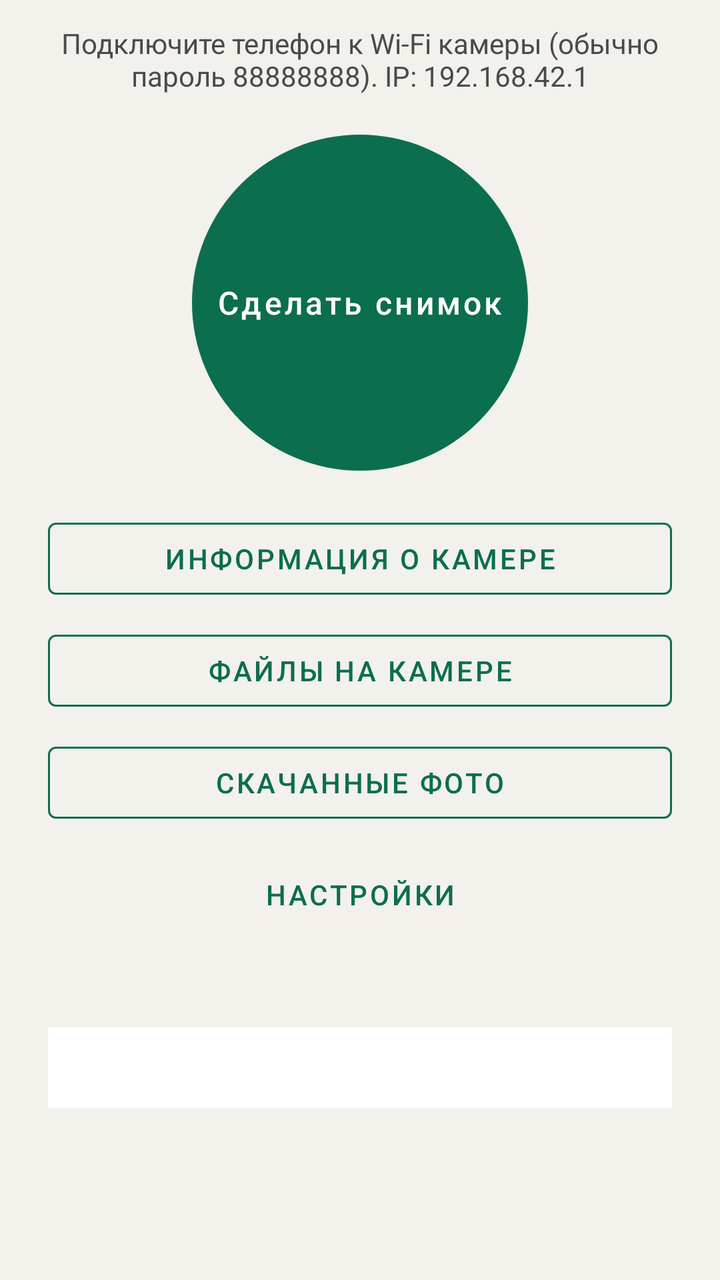
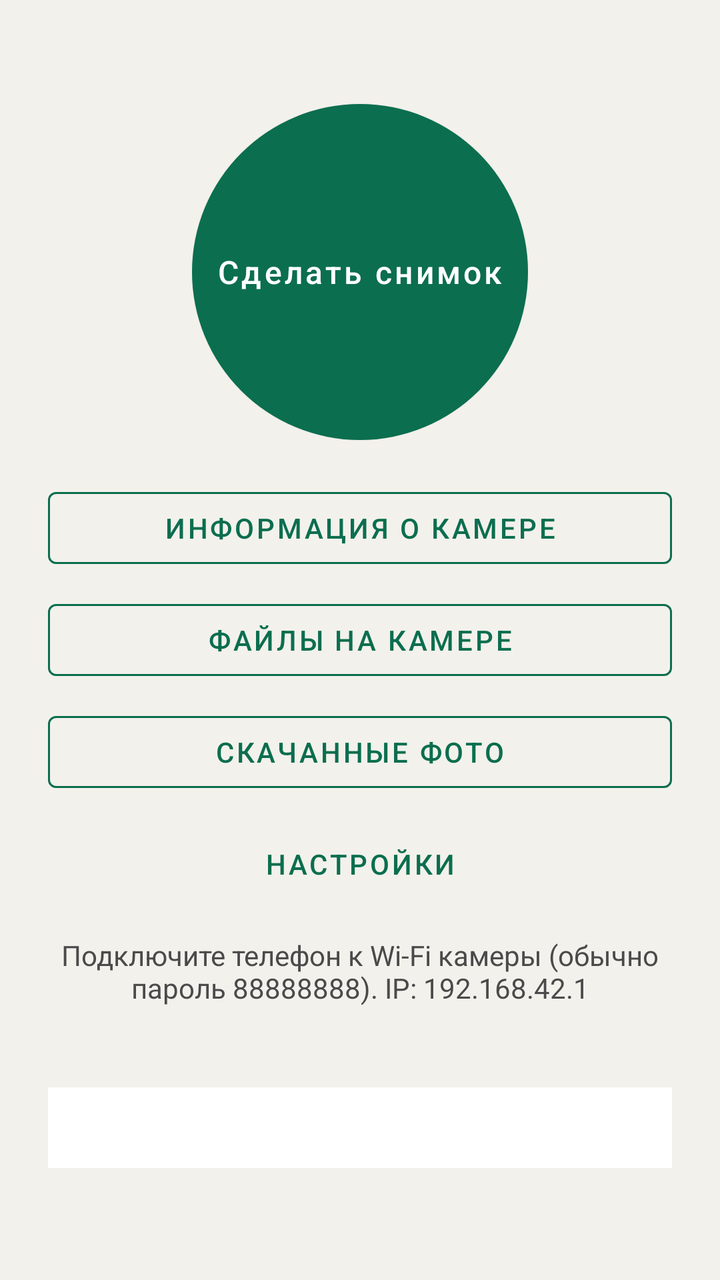

Compare the two renders of this Android layout. The source of the first and the diff that turns it into the second are given below.
<!-- AndroidManifest.xml: application theme Theme.Insta360X5 -->
<!-- res/layout/activity_main.xml -->
<?xml version="1.0" encoding="utf-8"?>
<ScrollView xmlns:android="http://schemas.android.com/apk/res/android"
    xmlns:app="http://schemas.android.com/apk/res-auto"
    android:layout_width="match_parent"
    android:layout_height="match_parent"
    android:background="@color/bg"
    android:fillViewport="true">

    <LinearLayout
        android:layout_width="match_parent"
        android:layout_height="wrap_content"
        android:gravity="center_horizontal"
        android:orientation="vertical"
        android:paddingHorizontal="24dp"
        android:paddingTop="12dp"
        android:paddingBottom="24dp">

        <TextView
            android:id="@+id/statusLine"
            android:layout_width="match_parent"
            android:layout_height="wrap_content"
            android:gravity="center"
            android:text="@string/connect_hint"
            android:textColor="@color/text_secondary"
            android:textSize="14sp" />

        <com.google.android.material.button.MaterialButton
            android:id="@+id/btnTakePhoto"
            style="@style/Widget.Insta360X5.Button.Round"
            android:layout_width="168dp"
            android:layout_height="168dp"
            android:layout_marginTop="20dp"
            android:insetTop="0dp"
            android:insetBottom="0dp"
            android:text="@string/take_photo"
            android:textAllCaps="false"
            android:textSize="16sp"
            app:cornerRadius="84dp" />

        <com.google.android.material.button.MaterialButton
            android:id="@+id/btnCameraInfo"
            style="@style/Widget.Insta360X5.Button.Outlined"
            android:layout_width="match_parent"
            android:layout_height="wrap_content"
            android:layout_marginTop="20dp"
            android:text="@string/camera_info" />

        <com.google.android.material.button.MaterialButton
            android:id="@+id/btnFiles"
            style="@style/Widget.Insta360X5.Button.Outlined"
            android:layout_width="match_parent"
            android:layout_height="wrap_content"
            android:layout_marginTop="8dp"
            android:text="@string/files" />

        <com.google.android.material.button.MaterialButton
            android:id="@+id/btnPhotos"
            style="@style/Widget.Insta360X5.Button.Outlined"
            android:layout_width="match_parent"
            android:layout_height="wrap_content"
            android:layout_marginTop="8dp"
            android:text="@string/downloaded_photos" />

        <com.google.android.material.button.MaterialButton
            android:id="@+id/btnSettings"
            style="@style/Widget.Insta360X5.Button.Text"
            android:layout_width="match_parent"
            android:layout_height="wrap_content"
            android:layout_marginTop="8dp"
            android:text="@string/settings" />

        <TextView
            android:id="@+id/modeLine"
            android:layout_width="match_parent"
            android:layout_height="wrap_content"
            android:layout_marginTop="10dp"
            android:gravity="center"
            android:textColor="@color/text_secondary"
            android:textSize="12sp" />

        <ProgressBar
            android:id="@+id/progress"
            style="?android:attr/progressBarStyleHorizontal"
            android:layout_width="match_parent"
            android:layout_height="wrap_content"
            android:layout_marginTop="16dp"
            android:indeterminate="true"
            android:visibility="gone" />

        <TextView
            android:id="@+id/logView"
            android:layout_width="match_parent"
            android:layout_height="wrap_content"
            android:layout_marginTop="16dp"
            android:background="@color/surface"
            android:fontFamily="monospace"
            android:gravity="center"
            android:padding="12dp"
            android:textColor="@color/text_primary"
            android:textIsSelectable="true"
            android:textSize="12sp" />
    </LinearLayout>
</ScrollView>
<!-- resources referenced by this layout -->
<resources>
  <color name="bg">#FFF3F1EC</color>
  <color name="surface">#FFFFFFFF</color>
  <color name="text_primary">#FF1A1A1A</color>
  <color name="text_secondary">#FF4A4A4A</color>
  <string name="camera_info">Информация о камере</string>
  <string name="connect_hint">Подключите телефон к Wi‑Fi камеры (обычно пароль 88888888). IP: 192.168.42.1</string>
  <string name="downloaded_photos">Скачанные фото</string>
  <string name="files">Файлы на камере</string>
  <string name="settings">Настройки</string>
  <string name="take_photo">Сделать снимок</string>
  <style name="Widget.Insta360X5.Button.Outlined" parent="Widget.MaterialComponents.Button.OutlinedButton">
          <item name="android:textColor">@color/accent</item>
          <item name="strokeColor">@color/accent</item>
          <item name="rippleColor">@color/accent</item>
      </style>
  <style name="Widget.Insta360X5.Button.Round" parent="Widget.MaterialComponents.Button">
          <item name="android:textColor">@color/white</item>
          <item name="backgroundTint">@color/accent</item>
          <item name="cornerRadius">84dp</item>
          <item name="android:padding">12dp</item>
      </style>
  <style name="Widget.Insta360X5.Button.Text" parent="Widget.MaterialComponents.Button.TextButton">
          <item name="android:textColor">@color/accent</item>
      </style>
  <style name="Theme.Insta360X5" parent="Theme.MaterialComponents.Light.DarkActionBar">
          <item name="colorPrimary">@color/accent</item>
          <item name="colorPrimaryDark">@color/accent_dark</item>
          <item name="colorPrimaryVariant">@color/accent_dark</item>
          <item name="colorSecondary">@color/accent</item>
          <item name="colorAccent">@color/accent</item>
          <item name="colorOnPrimary">@color/white</item>
          <item name="colorSurface">@color/surface</item>
          <item name="colorOnSurface">@color/text_primary</item>
          <item name="android:colorBackground">@color/bg</item>
          <item name="android:windowBackground">@color/bg</item>
          <item name="android:statusBarColor">@color/accent_dark</item>
          <item name="android:textColorPrimary">@color/text_primary</item>
          <item name="android:textColorSecondary">@color/text_secondary</item>
          <item name="android:textColor">@color/text_primary</item>
          <item name="android:textColorHint">@color/text_secondary</item>
          <item name="colorControlNormal">@color/text_secondary</item>
          <item name="colorControlActivated">@color/accent</item>
          <item name="actionBarTheme">@style/ThemeOverlay.Insta360X5.ActionBar</item>
          <item name="materialButtonOutlinedStyle">@style/Widget.Insta360X5.Button.Outlined</item>
          <item name="materialButtonStyle">@style/Widget.Insta360X5.Button</item>
      </style>
  <color name="accent">#FF0B6E4F</color>
  <color name="white">#FFFFFFFF</color>
  <color name="accent_dark">#FF084C37</color>
  <style name="ThemeOverlay.Insta360X5.ActionBar" parent="ThemeOverlay.MaterialComponents.Dark.ActionBar">
          <item name="android:textColorPrimary">@color/white</item>
          <item name="colorControlNormal">@color/white</item>
      </style>
  <style name="Widget.Insta360X5.Button" parent="Widget.MaterialComponents.Button">
          <item name="android:textColor">@color/white</item>
          <item name="backgroundTint">@color/accent</item>
      </style>
</resources>

<!-- the commit's change to res/layout/activity_main.xml (unified diff, before → after) -->
@@ -12,24 +12,15 @@
         android:gravity="center_horizontal"
         android:orientation="vertical"
         android:paddingHorizontal="24dp"
-        android:paddingTop="12dp"
+        android:paddingTop="36dp"
         android:paddingBottom="24dp">
-
-        <TextView
-            android:id="@+id/statusLine"
-            android:layout_width="match_parent"
-            android:layout_height="wrap_content"
-            android:gravity="center"
-            android:text="@string/connect_hint"
-            android:textColor="@color/text_secondary"
-            android:textSize="14sp" />
 
         <com.google.android.material.button.MaterialButton
             android:id="@+id/btnTakePhoto"
             style="@style/Widget.Insta360X5.Button.Round"
             android:layout_width="168dp"
             android:layout_height="168dp"
-            android:layout_marginTop="20dp"
+            android:layout_marginTop="16dp"
             android:insetTop="0dp"
             android:insetBottom="0dp"
             android:text="@string/take_photo"
@@ -70,10 +61,20 @@
             android:text="@string/settings" />
 
         <TextView
+            android:id="@+id/statusLine"
+            android:layout_width="match_parent"
+            android:layout_height="wrap_content"
+            android:layout_marginTop="12dp"
+            android:gravity="center"
+            android:text="@string/connect_hint"
+            android:textColor="@color/text_secondary"
+            android:textSize="14sp" />
+
+        <TextView
             android:id="@+id/modeLine"
             android:layout_width="match_parent"
             android:layout_height="wrap_content"
-            android:layout_marginTop="10dp"
+            android:layout_marginTop="8dp"
             android:gravity="center"
             android:textColor="@color/text_secondary"
             android:textSize="12sp" />
